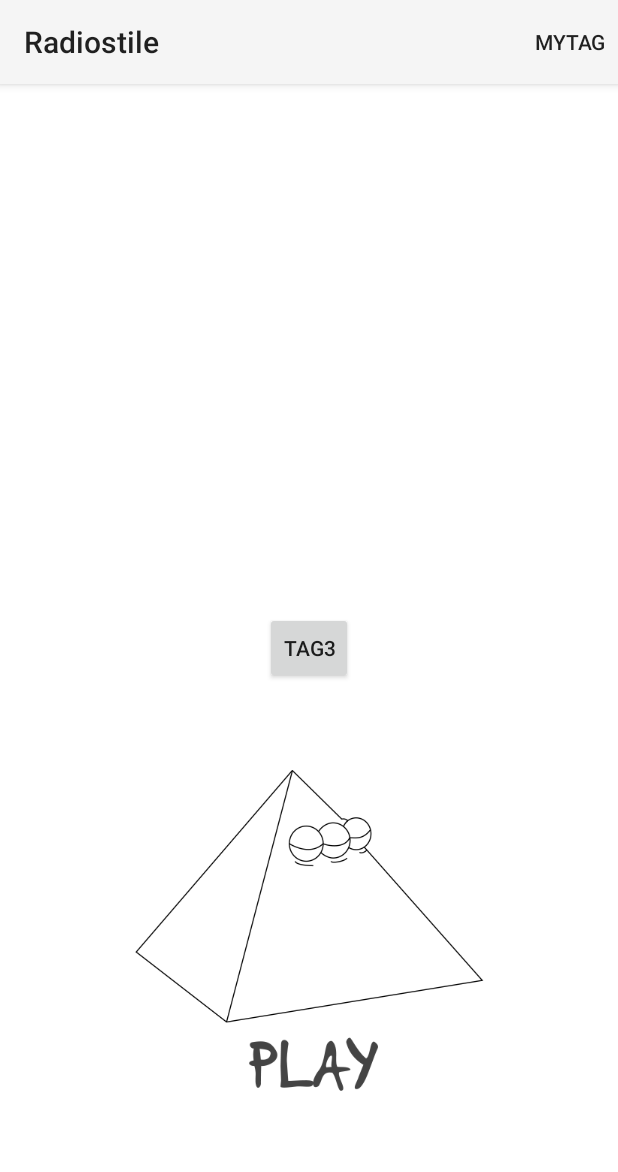
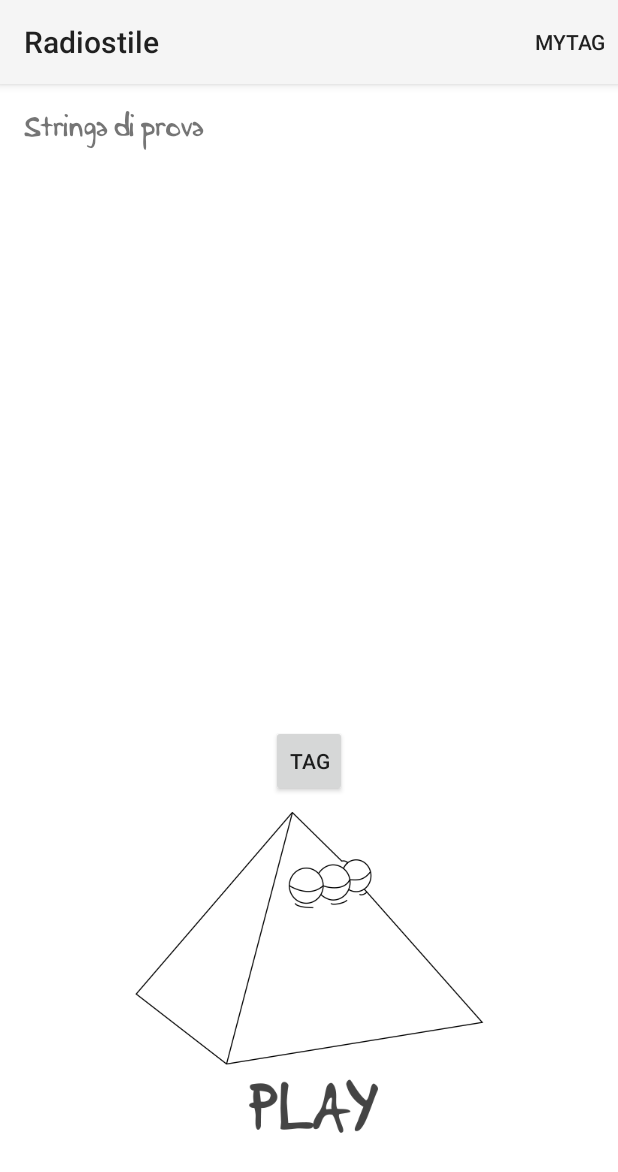
Before and after one commit to Valerio82/Radiostile2.0, an Android app: the screen it shows after launch (MainActivity), on a phone screen of 412 x 824 dp. Shown: the top 1172 px of the screen. Run offline under Robolectric (Android 15) with nearby library versions, the phone set to English and light mode, and no system bars.

```diff
--- a/app/src/main/AndroidManifest.xml
+++ b/app/src/main/AndroidManifest.xml
@@ -28,7 +28,7 @@
 
         <activity
             android:name="com.radiostile.arcaik.activity.DatabaseActivity"
-            android:label="@string/title_activity_database"
+            android:label="@string/app_name"
             android:parentActivityName="com.radiostile.arcaik.activity.MainActivity">
         </activity>
     </application>
--- a/app/src/main/java/com/radiostile/arcaik/activity/DatabaseActivity.java
+++ b/app/src/main/java/com/radiostile/arcaik/activity/DatabaseActivity.java
@@ -2,6 +2,7 @@ package com.radiostile.arcaik.activity;
 
 import android.content.Context;
 import android.database.Cursor;
+import android.graphics.Typeface;
 import android.support.v7.app.ActionBarActivity;
 import android.os.Bundle;
 import android.view.View;
@@ -38,8 +39,11 @@ public class DatabaseActivity extends ActionBarActivity {
 
             @Override
             public void bindView(View view, final Context context, Cursor cursor) {
+                Typeface font=Typeface.createFromAsset(getAssets(),"font/Lenka.ttf");
                 TextView nomeArtista=(TextView)view.findViewById(R.id.textViewNomeArtista);
+                nomeArtista.setTypeface(font);
                 TextView nomeCanzone=(TextView)view.findViewById(R.id.textViewNomeCanzone);
+                nomeCanzone.setTypeface(font);
                 nomeArtista.setText(cursor.getString(cursor.getColumnIndex(DatabaseStrings.NOME_ARTISTA)));
                 nomeCanzone.setText(cursor.getString(cursor.getColumnIndex(DatabaseStrings.NOME_CANZONE)));
                 notifyDataSetChanged();
--- a/app/src/main/res/layout/activity_main.xml
+++ b/app/src/main/res/layout/activity_main.xml
@@ -12,9 +12,9 @@
         android:src="@drawable/play"
         android:background="#00000000"
         android:onClick="startService"
-        android:layout_marginBottom="71dp"
         android:layout_alignParentBottom="true"
-        android:layout_centerHorizontal="true" />
+        android:layout_centerHorizontal="true"
+        android:layout_marginBottom="43dp" />
 
     <TextView
         android:layout_width="wrap_content"
@@ -32,19 +32,19 @@
         android:clickable="true"
         android:onClick="salvaTag"
         android:layout_alignParentRight="true"
-        android:layout_alignParentEnd="true" />
+        android:layout_alignParentEnd="true"
+        android:text="Stringa di prova"/>
 
     <Button
         style="?android:attr/buttonStyleSmall"
         android:layout_width="wrap_content"
         android:layout_height="wrap_content"
-        android:text="TAG3"
+        android:text="TAG"
         android:id="@+id/buttonTag"
         android:onClick="salvaTag"
         android:layout_gravity="right"
         android:layout_above="@+id/imageButtonPlayPause"
-        android:layout_centerHorizontal="true"
-        android:layout_marginBottom="47dp" />
+        android:layout_centerHorizontal="true" />
 
 
 </RelativeLayout>
```
Also changed, not shown: app/src/main/res/layout/row.xml (+5 -3 lines).
